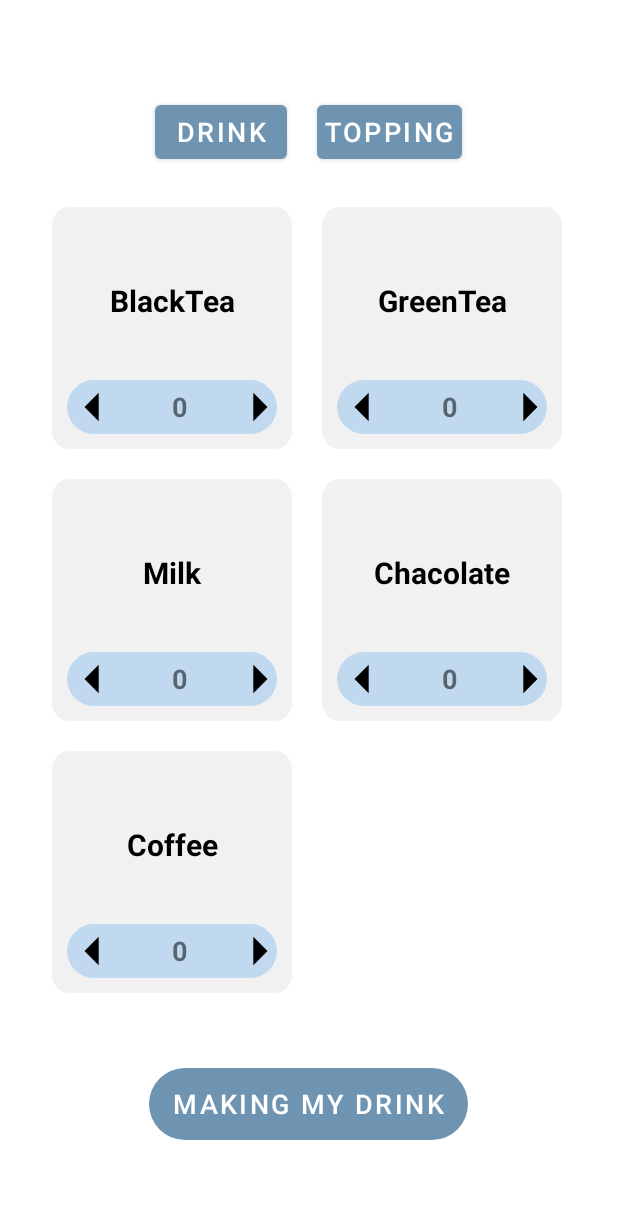
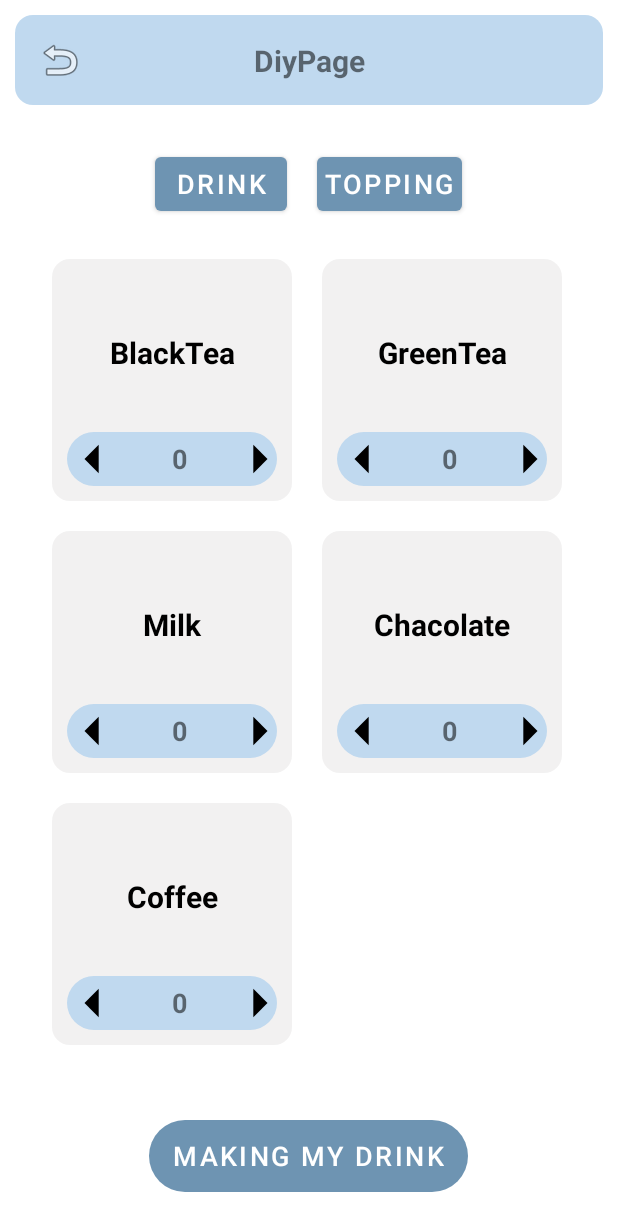
Before and after one commit to AdamLin0626/DrinksMachine, an Android app: the screen it shows after launch (MainActivity), after a tap on "DIY", on a phone screen of 412 x 824 dp. Shown: the top 1231 px of the screen. Run offline under Robolectric (Android 15) with nearby library versions, the phone set to English and light mode, and no system bars.

Commit message:
[ui] appBar

```diff
--- a/ClientApp_Android(Kotilin)/app/src/main/java/com/example/drinksmachine/uniFeatures/mainFunctions.kt
+++ b/ClientApp_Android(Kotilin)/app/src/main/java/com/example/drinksmachine/uniFeatures/mainFunctions.kt
@@ -1,13 +1,13 @@
 package com.example.drinksmachine.uniFeatures
 
-import android.graphics.Color
 import android.util.Log
-import android.view.Gravity
+import android.view.View
+import android.widget.ImageButton
 import android.widget.TextView
-import androidx.appcompat.app.ActionBar
+import androidx.appcompat.app.AppCompatActivity
+import androidx.constraintlayout.widget.ConstraintSet.Layout
 import androidx.fragment.app.Fragment
-import androidx.appcompat.app.AppCompatActivity
-import androidx.core.content.ContextCompat
+import androidx.transition.Visibility
 import com.example.drinksmachine.*
 
 /**
@@ -20,46 +20,23 @@ fun Fragment.switchFragment(fragment: Fragment, containerId: Int = R.id.fragment
         .commit()
     Log.v("myFragmentCheck", "即時切換 - resumed fragment: ${fragment::class.java.simpleName}")
 }
+fun setFragmentTitle(activity: AppCompatActivity, fragment: Fragment) {
+    val actionBarTitle_LL = activity.findViewById<androidx.constraintlayout.widget.ConstraintLayout>(R.id.actionBarTitle_LL)
+    val actionBarTitle = activity.findViewById<TextView>(R.id.actionBarTitle)
+    val leftButton = activity.findViewById<ImageButton>(R.id.leftButton)
+    val rightButton = activity.findViewById<ImageButton>(R.id.rightButton)
 
-object ActionBarHelper {
-    fun updateActionBar(activity: AppCompatActivity, frag: Fragment) {
-        when (frag) {
-            is MainPage, is OptionFragment , is Finish_Page -> {
-                activity.supportActionBar?.hide()
-            }
-            else -> {
-                activity.supportActionBar?.apply {
-                    // 隱藏預設標題
-                    setDisplayShowTitleEnabled(false)
-                    // 顯示 ActionBar
-                    show()
-                    // 設置背景
-                    setBackgroundDrawable(ContextCompat.getDrawable(activity, R.drawable.action_bar))
+    val fragmentName = fragment::class.java.simpleName
 
-                    // 建立置中標題 TextView
-                    val textView = TextView(activity).apply {
-                        text = when (frag) {
-                            is History_Page -> activity.getString(R.string.title_history)
-                            is SettingPage -> activity.getString(R.string.title_setting)
-                            is Info_Page -> activity.getString(R.string.title_information)
-                            is DiyPage -> activity.getString(R.string.title_diyPage)
-                            else -> ""
-                        }
-                        textSize = 30f // 可調整字型大小
-                        setTextColor(Color.WHITE)
-                        gravity = Gravity.CENTER
-                    }
+    if (fragmentName=="MainPage"|| fragmentName=="Finish_Page"){
+        actionBarTitle_LL.visibility = View.GONE
+    }else{
+        actionBarTitle_LL.visibility = View.VISIBLE
+        actionBarTitle.text = fragmentName
+    }
 
-                    // 將自訂 TextView 放到 ActionBar
-                    val params = ActionBar.LayoutParams(
-                        ActionBar.LayoutParams.MATCH_PARENT,
-                        ActionBar.LayoutParams.WRAP_CONTENT
-                    )
-                    params.gravity = Gravity.CENTER
-                    customView = textView
-                    setDisplayShowCustomEnabled(true)
-                }
-            }
-        }
-    }
+    leftButton.visibility = View.VISIBLE
+    leftButton.setOnClickListener { activity.supportFragmentManager.popBackStack() }
+    rightButton.visibility = View.GONE
+
 }
--- a/ClientApp_Android(Kotilin)/app/src/main/res/layout/activity_main.xml
+++ b/ClientApp_Android(Kotilin)/app/src/main/res/layout/activity_main.xml
@@ -1,11 +1,75 @@
-<?xml version="1.0" encoding="utf-8"?>
-<androidx.fragment.app.FragmentContainerView
+<androidx.constraintlayout.widget.ConstraintLayout
     xmlns:android="http://schemas.android.com/apk/res/android"
     xmlns:app="http://schemas.android.com/apk/res-auto"
     xmlns:tools="http://schemas.android.com/tools"
-    android:id="@+id/fragment_container"
+    android:paddingTop="10dp"
     android:layout_width="match_parent"
     android:layout_height="match_parent"
     tools:context=".MainActivity">
 
-</androidx.fragment.app.FragmentContainerView>
+    <!-- 自製 ActionBar -->
+    <androidx.constraintlayout.widget.ConstraintLayout
+        android:id="@+id/actionBarTitle_LL"
+        android:layout_width="match_parent"
+        android:layout_height="60dp"
+        android:layout_marginStart="10dp"
+        android:layout_marginEnd="10dp"
+        android:padding="10dp"
+        android:background="@drawable/rectangle_button"
+        android:backgroundTint="@color/sub_color"
+        app:layout_constraintEnd_toEndOf="parent"
+        app:layout_constraintStart_toStartOf="parent"
+        app:layout_constraintTop_toTopOf="parent">
+
+        <!-- 左邊按鈕 -->
+        <ImageButton
+            android:id="@+id/leftButton"
+            android:layout_width="40dp"
+            android:layout_height="40dp"
+            android:background="@null"
+            android:contentDescription="Left Button"
+            android:padding="8dp"
+            android:src="@android:drawable/ic_menu_revert"
+            app:layout_constraintBottom_toBottomOf="parent"
+            app:layout_constraintStart_toStartOf="parent"
+            app:layout_constraintTop_toTopOf="parent"/>
+
+        <!-- 中間標題 -->
+        <TextView
+            android:id="@+id/actionBarTitle"
+            android:layout_width="wrap_content"
+            android:layout_height="wrap_content"
+            android:gravity="center"
+            android:text="@string/default_text"
+            android:textSize="20sp"
+            android:textStyle="bold"
+            app:layout_constraintBottom_toBottomOf="parent"
+            app:layout_constraintEnd_toEndOf="parent"
+            app:layout_constraintStart_toStartOf="parent"
+            app:layout_constraintTop_toTopOf="parent"/>
+
+        <!-- 右邊按鈕 -->
+        <ImageButton
+            android:id="@+id/rightButton"
+            android:layout_width="40dp"
+            android:layout_height="40dp"
+            android:background="@null"
+            android:contentDescription="Right Button"
+            android:padding="8dp"
+            android:src="@android:drawable/ic_menu_manage"
+            app:layout_constraintBottom_toBottomOf="parent"
+            app:layout_constraintEnd_toEndOf="parent"
+            app:layout_constraintTop_toTopOf="parent"/>
+
+    </androidx.constraintlayout.widget.ConstraintLayout>
+
+    <!-- Fragment 容器 -->
+    <androidx.fragment.app.FragmentContainerView
+        android:id="@+id/fragment_container"
+        android:layout_width="0dp"
+        android:layout_height="0dp"
+        app:layout_constraintTop_toBottomOf="@id/actionBarTitle_LL"
+        app:layout_constraintBottom_toBottomOf="parent"
+        app:layout_constraintStart_toStartOf="parent"
+        app:layout_constraintEnd_toEndOf="parent"/>
+</androidx.constraintlayout.widget.ConstraintLayout>
```
